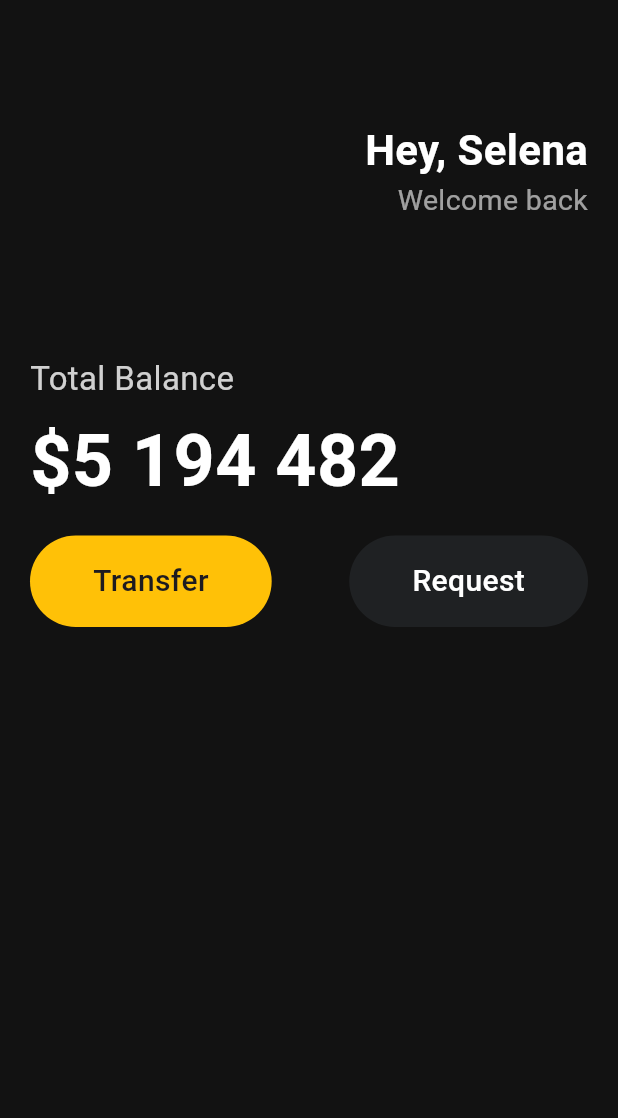
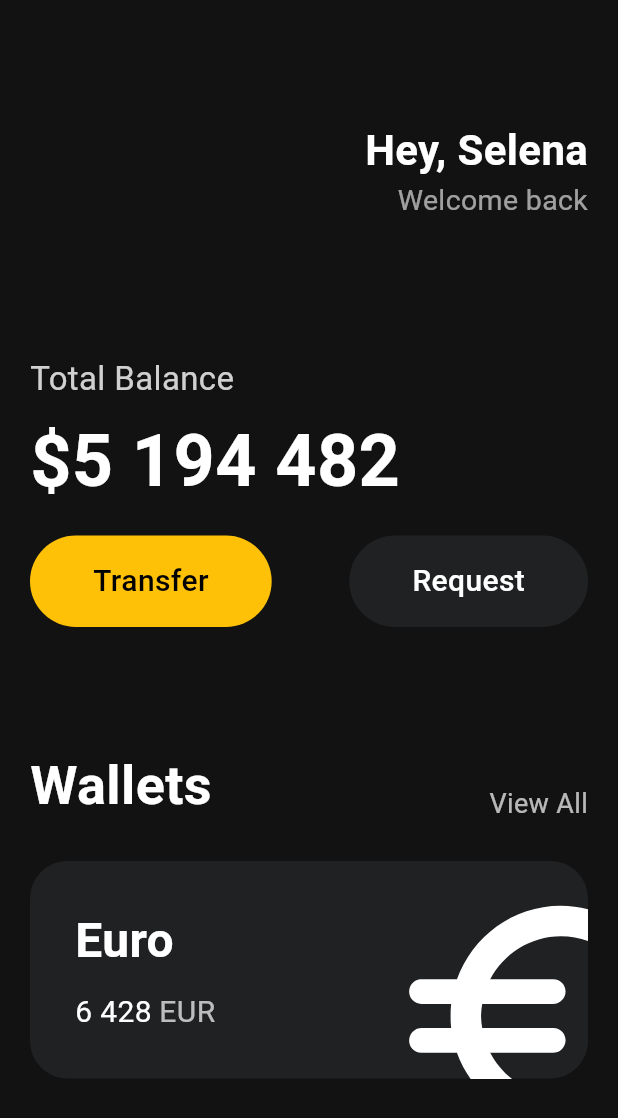
Before and after one commit to gggabikr/copy-UI-of-bank-app-with-Flutter, a Flutter app: the screen it shows after launch, on a phone screen of 412 x 824 dp. Shown: the top 1118 px of the screen. Run offline on Flutter 3.47's test engine with Material 3 defaults, Android fonts, the phone set to English and light mode, and no system bars.

Commit message:
Update main.dart

```diff
--- a/lib/main.dart
+++ b/lib/main.dart
@@ -1,14 +1,9 @@
 import 'package:flutter/cupertino.dart';
 import 'package:flutter/material.dart';
 import 'package:flutter/widgets.dart';
-
-class Player {
-  String? name;
-  Player();
-}
+import 'package:toonflix/widgets/button.dart';
 
 void main() {
-  var jason = Player();
   runApp(const App());
 }
 
@@ -17,7 +12,6 @@ class App extends StatelessWidget {
 
   @override
   Widget build(BuildContext context) {
-    // TODO: implement build
     return MaterialApp(
       home: Scaffold(
         backgroundColor: const Color.fromRGBO(18, 18, 18, 1),
@@ -54,7 +48,7 @@ class App extends StatelessWidget {
                         ),
                       ),
                     ],
-                  )
+                  ),
                 ],
               ),
               const SizedBox(height: 90),
@@ -77,43 +71,90 @@ class App extends StatelessWidget {
                 ),
               const SizedBox(height: 15,
                 ),
-              Row(
+              const Row(
                 mainAxisAlignment: MainAxisAlignment.spaceBetween,
                 children: [
-                  Container(
-                    decoration: const BoxDecoration(
-                      color: Colors.amber,
-                      borderRadius: BorderRadius.all(Radius.circular(45)),
-                    ),
-                    child:const Padding(
-                      padding: EdgeInsets.symmetric(vertical: 16, horizontal: 42),
-                      child: Text(
-                        "Transfer",
-                        style:TextStyle(
-                          fontSize: 20,
-                          fontWeight: FontWeight.w500,
+                  Button(text: "Transfer", bgColor: Colors.amber, textColor: Colors.black,),
+                  Button(text: "Request", bgColor: Color.fromRGBO(31, 33, 35, 1), textColor: Colors.white,),
+                ],
+              ),
+              const SizedBox(height: 80),
+              const Row(
+              crossAxisAlignment: CrossAxisAlignment.end,
+              mainAxisAlignment: MainAxisAlignment.spaceBetween,
+              children: [
+              Text("Wallets",
+              style: TextStyle(
+                color: Colors.white,
+                fontSize: 36,
+                fontWeight: FontWeight.w600,
+                ),
+              ),
+              Text("View All",
+              style: TextStyle(
+                color: Color.fromRGBO(255, 255, 255, 0.7),
+                fontSize: 18,
+                fontWeight: FontWeight.w400,
+                  ),
+                 ),
+                ],
+              ),
+              const SizedBox(height: 25,
+              ),
+              Container(
+                clipBehavior: Clip.hardEdge,
+                decoration: BoxDecoration(
+                  color: const Color.fromRGBO(31, 33, 35, 1),
+                  borderRadius: BorderRadius.circular(25),
+                ),
+                child:  Padding(
+                  padding: const EdgeInsets.all(30),
+                  child: Row(
+                    mainAxisAlignment: MainAxisAlignment.spaceBetween,
+                    children: [
+                    const Column(
+                      crossAxisAlignment: CrossAxisAlignment.start,
+                      children: [
+                      Text('Euro',
+                      style: TextStyle(
+                        color: Colors.white,
+                        fontSize: 32,
+                        fontWeight: FontWeight.w600,
                         ),
                       ),
-                    )
-                 ),
-                 Container(
-                    decoration: const BoxDecoration(
-                      color: Color.fromRGBO(31, 33, 35, 1),
-                      borderRadius: BorderRadius.all(Radius.circular(45)),
+                      SizedBox(height: 10,),
+                      Row(children: [
+                        Text('6 428',
+                        style: TextStyle(
+                          color: Colors.white,
+                          fontSize: 20,
+                          ),
+                        ),
+                        SizedBox(width: 5,),
+                        Text('EUR',
+                        style: TextStyle(
+                          color: Color.fromRGBO(255, 255, 255, 0.7),
+                          fontSize: 20,
+                          ),
+                        ),
+                      ],
+                      ),
+                    ],
                     ),
-                    child:const Padding(
-                      padding: EdgeInsets.symmetric(vertical: 16, horizontal: 42),
-                      child: Text(
-                        "Request",
-                        style:TextStyle(
-                          fontSize: 20,
-                          fontWeight: FontWeight.w500,
-                          color: Colors.white,
+                    Transform.scale(
+                      scale: 2.8,
+                      child: Transform.translate(
+                        offset: const Offset(8,11),
+                        child: const Icon(Icons.euro_rounded,
+                        color: Colors.white,
+                        size: 70,
                         ),
                       ),
-                    )),
-                ],
-              )
+                    ),
+                   ],
+                  ),
+                ),
+              ),
             ],
           ),
         ),
```
